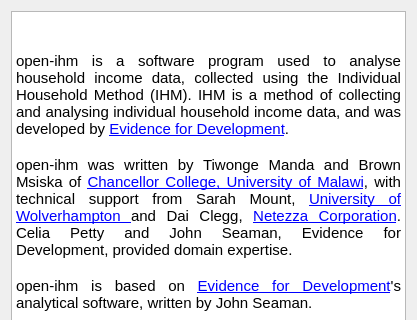
The window that src/openihm/gui/designs/ui_about_openihm.ui (snim2mirror/openihm) describes before a commit, drawn with Qt 5; both pictures show x 0 to 417 and y 0 to 320 of the 417 by 467 pixel window.
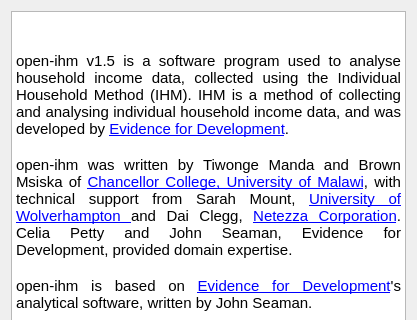
The same window after the commit. Icons and pictures are not drawn.

Commit message: Issue 168: Software version not listed in About dialog. This is now fixed, but only for the current version. TODO: find a way to auto-generate the release version and committers list so we don't have to update this dialog box manually.

The edit to the form file:
```diff
--- a/src/openihm/gui/designs/ui_about_openihm.ui
+++ b/src/openihm/gui/designs/ui_about_openihm.ui
@@ -29,7 +29,7 @@
 &lt;/style&gt;&lt;/head&gt;&lt;body style=&quot; font-family:'Cantarell'; font-size:11pt; font-weight:400; font-style:normal;&quot;&gt;
 &lt;p style=&quot; margin-top:0px; margin-bottom:0px; margin-left:0px; margin-right:0px; -qt-block-indent:0; text-indent:0px;&quot;&gt;&lt;img src=&quot;:/images/images/EfDChancoComposite.jpg&quot; width=&quot;375&quot; /&gt;&lt;/p&gt;
 &lt;p style=&quot;-qt-paragraph-type:empty; margin-top:0px; margin-bottom:0px; margin-left:0px; margin-right:0px; -qt-block-indent:0; text-indent:0px;&quot;&gt;&lt;/p&gt;
-&lt;p align=&quot;justify&quot; style=&quot; margin-top:0px; margin-bottom:0px; margin-left:0px; margin-right:0px; -qt-block-indent:0; text-indent:0px;&quot;&gt;open-ihm is a software program used to analyse household income data, collected using the Individual Household Method (IHM). IHM is a method of collecting and analysing individual household income data, and was developed by &lt;a href=&quot;http://www.evidencefordevelopment.com&quot;&gt;&lt;span style=&quot; text-decoration: underline; color:#0000ff;&quot;&gt;Evidence for Development&lt;/span&gt;&lt;/a&gt;.&lt;/p&gt;
+&lt;p align=&quot;justify&quot; style=&quot; margin-top:0px; margin-bottom:0px; margin-left:0px; margin-right:0px; -qt-block-indent:0; text-indent:0px;&quot;&gt;open-ihm v1.5 is a software program used to analyse household income data, collected using the Individual Household Method (IHM). IHM is a method of collecting and analysing individual household income data, and was developed by &lt;a href=&quot;http://www.evidencefordevelopment.com&quot;&gt;&lt;span style=&quot; text-decoration: underline; color:#0000ff;&quot;&gt;Evidence for Development&lt;/span&gt;&lt;/a&gt;.&lt;/p&gt;
 &lt;p align=&quot;justify&quot; style=&quot;-qt-paragraph-type:empty; margin-top:0px; margin-bottom:0px; margin-left:0px; margin-right:0px; -qt-block-indent:0; text-indent:0px;&quot;&gt;&lt;/p&gt;
 &lt;p align=&quot;justify&quot; style=&quot; margin-top:0px; margin-bottom:0px; margin-left:0px; margin-right:0px; -qt-block-indent:0; text-indent:0px;&quot;&gt;open-ihm was written by Tiwonge Manda and Brown Msiska of &lt;a href=&quot;http://www.chanco.unima.mw/&quot;&gt;&lt;span style=&quot; text-decoration: underline; color:#0000ff;&quot;&gt;Chancellor College, University of Malawi&lt;/span&gt;&lt;/a&gt;, with technical support from Sarah Mount, &lt;a href=&quot;http://www.wlv.ac.uk&quot;&gt;&lt;span style=&quot; text-decoration: underline; color:#0000ff;&quot;&gt;University of Wolverhampton &lt;/span&gt;&lt;/a&gt;and Dai Clegg, &lt;a href=&quot;http://www.netezza.com/&quot;&gt;&lt;span style=&quot; text-decoration: underline; color:#0000ff;&quot;&gt;Netezza Corporation&lt;/span&gt;&lt;/a&gt;. Celia Petty and John Seaman, Evidence for Development, provided domain expertise.  &lt;/p&gt;
 &lt;p align=&quot;justify&quot; style=&quot;-qt-paragraph-type:empty; margin-top:0px; margin-bottom:0px; margin-left:0px; margin-right:0px; -qt-block-indent:0; text-indent:0px;&quot;&gt;&lt;/p&gt;
```
Left out of the diff: 2 changed lines with no effect on the pictures.
